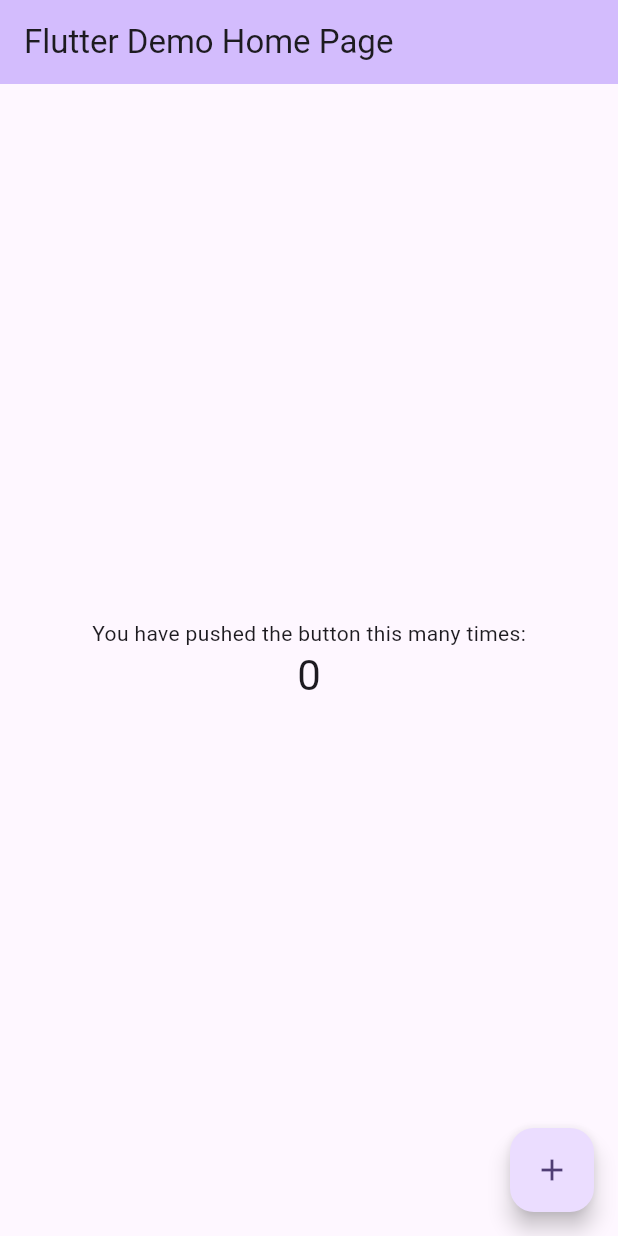
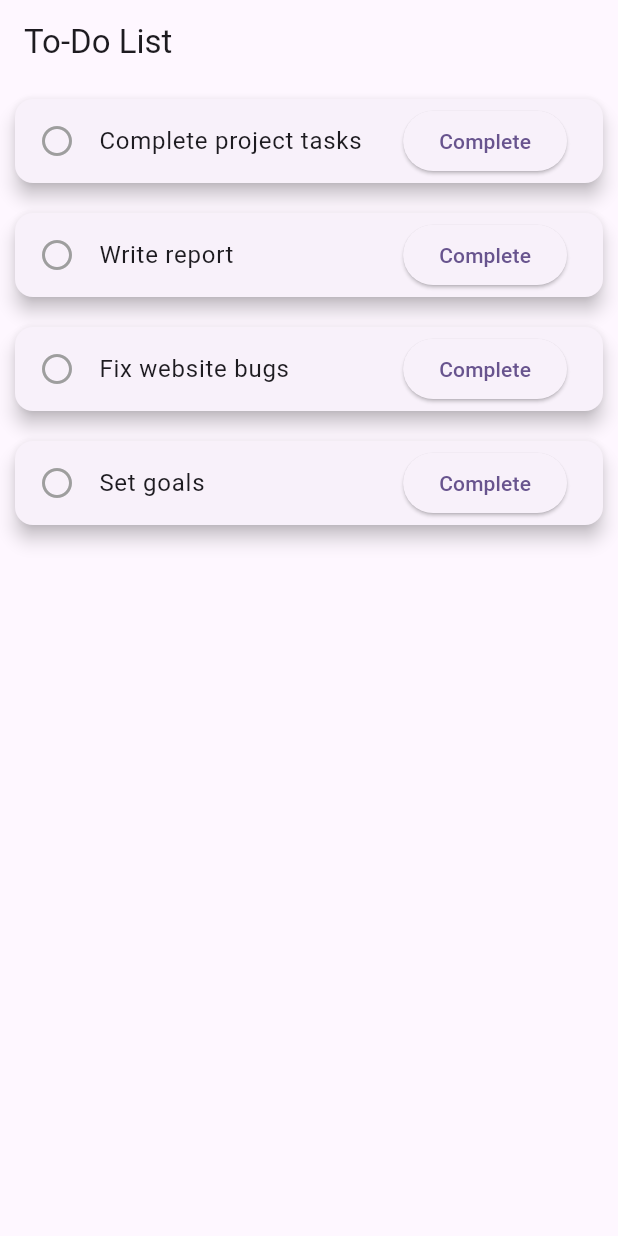
Before and after one commit to SalilMonga/cheesecakeFactory, a Flutter app: the screen it shows after launch, on a phone screen of 412 x 824 dp. Run offline on Flutter 3.47's test engine with Material 3 defaults, Android fonts, the phone set to English and light mode, and no system bars; our stand-ins replace confetti.

```diff
--- a/cheesecakefactory/lib/main.dart
+++ b/cheesecakefactory/lib/main.dart
@@ -1,3 +1,4 @@
+import 'package:cheesecakefactory/task.dart';
 import 'package:flutter/material.dart';
 
 void main() {
@@ -31,7 +32,9 @@ class MyApp extends StatelessWidget {
         colorScheme: ColorScheme.fromSeed(seedColor: Colors.deepPurple),
         useMaterial3: true,
       ),
-      home: const MyHomePage(title: 'Flutter Demo Home Page'),
+      //   home: const MyHomePage(title: 'Flutter Demo Home Page'),
+      // );
+      home: TaskScreen(),
     );
   }
 }
--- /dev/null
+++ b/cheesecakefactory/lib/task.dart
@@ -0,0 +1,111 @@
+import 'package:flutter/material.dart';
+import 'package:confetti/confetti.dart';
+
+class task {
+  String title;
+  bool isCompleted;
+
+  task(this.title, {this.isCompleted = false});
+}
+
+class TaskScreen extends StatefulWidget {
+  @override
+  _TaskScreenState createState() => _TaskScreenState();
+}
+
+class _TaskScreenState extends State<TaskScreen> {
+  List<task> tasks = [
+    task("Complete project tasks"),
+    task("Write report"),
+    task("Fix website bugs"),
+    task("Set goals"),
+  ];
+
+  late ConfettiController _confettiController;
+
+  @override
+  void initState() {
+    super.initState();
+    _confettiController = ConfettiController(duration: Duration(seconds: 2));
+  }
+
+  void completeTask(int index) {
+    setState(() {
+      tasks[index].isCompleted = true;
+    });
+
+    // Trigger confetti
+    _confettiController.play();
+
+    // Show a snackbar message
+    ScaffoldMessenger.of(context).showSnackBar(
+      SnackBar(
+        content: Text("🎉 Task Completed! Well done! 🎉"),
+        duration: Duration(seconds: 2),
+      ),
+    );
+  }
+
+  @override
+  void dispose() {
+    _confettiController.dispose();
+    super.dispose();
+  }
+
+  @override
+  Widget build(BuildContext context) {
+    return Scaffold(
+      appBar: AppBar(title: Text("To-Do List")),
+      body: Stack(
+        children: [
+          ListView.builder(
+            itemCount: tasks.length,
+            itemBuilder: (context, index) {
+              return AnimatedOpacity(
+                duration: Duration(milliseconds: 500),
+                opacity: tasks[index].isCompleted ? 0.5 : 1.0,
+                child: Card(
+                  elevation: 5,
+                  margin: EdgeInsets.all(10),
+                  child: ListTile(
+                    leading: tasks[index].isCompleted
+                        ? Icon(Icons.check_circle, color: Colors.green)
+                        : Icon(Icons.radio_button_unchecked,
+                            color: Colors.grey),
+                    title: Text(
+                      tasks[index].title,
+                      style: TextStyle(
+                        decoration: tasks[index].isCompleted
+                            ? TextDecoration.lineThrough
+                            : TextDecoration.none,
+                      ),
+                    ),
+                    trailing: ElevatedButton(
+                      onPressed: tasks[index].isCompleted
+                          ? null
+                          : () => completeTask(index),
+                      child: Text("Complete"),
+                    ),
+                  ),
+                ),
+              );
+            },
+          ),
+
+          // Confetti Animation
+          Align(
+            alignment: Alignment.topCenter,
+            child: ConfettiWidget(
+              confettiController: _confettiController,
+              blastDirection: 3.14 / 2, // Shoot upwards
+              emissionFrequency: 0.05, // Confetti frequency
+              numberOfParticles: 10, // Number of confetti particles
+              gravity: 0.2, // Slow fall
+              colors: [Colors.blue, Colors.red, Colors.yellow, Colors.green],
+            ),
+          ),
+        ],
+      ),
+    );
+  }
+}
--- a/cheesecakefactory/pubspec.yaml
+++ b/cheesecakefactory/pubspec.yaml
@@ -2,7 +2,7 @@ name: cheesecakefactory
 description: "A new Flutter project."
 # The following line prevents the package from being accidentally published to
 # pub.dev using `flutter pub publish`. This is preferred for private packages.
-publish_to: 'none' # Remove this line if you wish to publish to pub.dev
+publish_to: "none" # Remove this line if you wish to publish to pub.dev
 
 # The following defines the version and build number for your application.
 # A version number is three numbers separated by dots, like 1.2.43
@@ -31,10 +31,10 @@ dependencies:
   flutter:
     sdk: flutter
 
-
   # The following adds the Cupertino Icons font to your application.
   # Use with the CupertinoIcons class for iOS style icons.
   cupertino_icons: ^1.0.8
+  confetti: ^0.8.0
 
 dev_dependencies:
   flutter_test:
@@ -52,7 +52,6 @@ dev_dependencies:
 
 # The following section is specific to Flutter packages.
 flutter:
-
   # The following line ensures that the Material Icons font is
   # included with your application, so that you can use the icons in
   # the material Icons class.
```
Also changed, not shown: cheesecakefactory/pubspec.lock, 125 other files.
